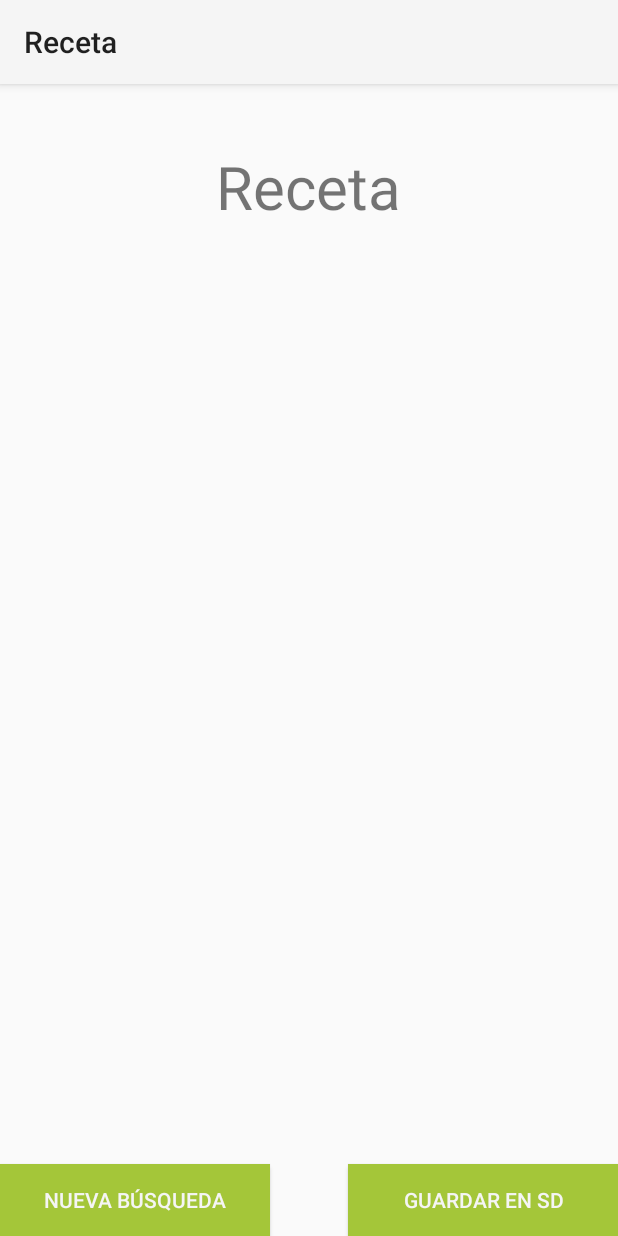
After one commit to anagumo/foody, an Android app: the activityReceta screen opened directly, with no data from a screen before it, on a phone screen of 412 x 824 dp. The commit adds this screen. Run offline under Robolectric (Android 15) with nearby library versions, the phone set to English and light mode, and no system bars.

Commit message:
Activity Receta

```diff
--- a/app/src/main/AndroidManifest.xml
+++ b/app/src/main/AndroidManifest.xml
@@ -20,6 +20,9 @@
             android:name=".refriActivity"
             android:label="@string/title_activity_refri" >
         </activity>
+        <activity android:name=".activityReceta"
+            android:label="Receta">
+        </activity>
     </application>
 
 </manifest>
--- /dev/null
+++ b/app/src/main/java/com/foody/devf/foody/activityReceta.java
@@ -0,0 +1,24 @@
+package com.foody.devf.foody;
+
+import android.app.Activity;
+import android.content.Intent;
+import android.os.Bundle;
+import android.view.View;
+
+/**
+ * Created by Ariana on 07/11/2014.
+ */
+public class activityReceta extends Activity {
+
+    @Override
+    protected void onCreate(Bundle savedInstanceState) {
+        super.onCreate(savedInstanceState);
+        setContentView(R.layout.activity_receta);
+
+    }
+
+    public void empezarApp(View view ){
+        Intent intent = new Intent(getBaseContext(),refriActivity.class);
+        startActivity(intent);
+    }
+}
--- a/app/src/main/res/layout/activity_home.xml
+++ b/app/src/main/res/layout/activity_home.xml
@@ -21,7 +21,7 @@
         android:layout_height="48dip" />
 
     <Button
-        android:layout_width="wrap_content"
+        android:layout_width="fill_parent"
         android:layout_height="wrap_content"
         android:text="@string/Empezar"
         android:id="@+id/empezarapp"
--- /dev/null
+++ b/app/src/main/res/layout/activity_receta.xml
@@ -0,0 +1,41 @@
+<?xml version="1.0" encoding="utf-8"?>
+
+<RelativeLayout xmlns:android="http://schemas.android.com/apk/res/android"
+    android:layout_width="match_parent"
+    android:layout_height="match_parent">
+
+        <TextView
+            android:layout_width="wrap_content"
+            android:layout_height="wrap_content"
+            android:textAppearance="?android:attr/textAppearanceSmall"
+            android:text="@string/pasos"
+            android:textSize="40dp"
+            android:id="@+id/textView"
+            android:layout_marginTop="41dp"
+            android:layout_alignParentTop="true"
+            android:layout_centerHorizontal="true" />
+
+        <Button
+            android:layout_width="180dp"
+            android:layout_height="wrap_content"
+            android:text=" Nueva Búsqueda "
+            android:background="@color/android"
+            android:textColor="@color/blanco"
+            android:id="@+id/button"
+            android:onClick="empezarApp"
+            android:layout_alignTop="@+id/button2"
+            android:layout_alignParentLeft="true"
+            android:layout_alignParentStart="true" />
+
+        <Button
+            android:layout_width="180dp"
+            android:layout_height="wrap_content"
+            android:text=" Guardar en SD "
+            android:background="@color/android"
+            android:textColor="@color/blanco"
+            android:id="@+id/button2"
+            android:layout_alignParentBottom="true"
+            android:layout_alignParentRight="true"
+            android:layout_alignParentEnd="true" />
+
+</RelativeLayout>
--- a/app/src/main/res/layout/activity_refri.xml
+++ b/app/src/main/res/layout/activity_refri.xml
@@ -29,7 +29,7 @@
         android:layout_marginTop="29dp" />
 
     <Button
-        android:layout_width="wrap_content"
+        android:layout_width="fill_parent"
         android:layout_height="wrap_content"
         android:text="@string/buscar"
         android:background="@color/android"
@@ -40,7 +40,7 @@
         android:layout_alignParentBottom="true"
         android:layout_alignRight="@+id/agregar"
         android:layout_alignEnd="@+id/agregar"
-        android:layout_marginBottom="48dp" />
+        android:layout_marginBottom="10dp" />
 
     <Button
         style="?android:attr/buttonStyleSmall"
--- a/app/src/main/res/values/strings.xml
+++ b/app/src/main/res/values/strings.xml
@@ -13,5 +13,6 @@
     <string name="ingredients">"Ingrediente"</string>
     <string name="buscar">Buscar Receta</string>
     <string name="agregar">agregar</string>
+    <string name="pasos">Receta</string>
 
 </resources>
```
Also changed, not shown: app/src/main/java/com/foody/devf/foody/refriActivity.java (+19 -4 lines), app/src/main/res/layout/fragment_comer.xml (+8 -6 lines), app/src/main/res/layout/fragment_receta.xml (+6 -6 lines), app/src/main/res/layout/fragment_refri.xml (+5 -5 lines).
